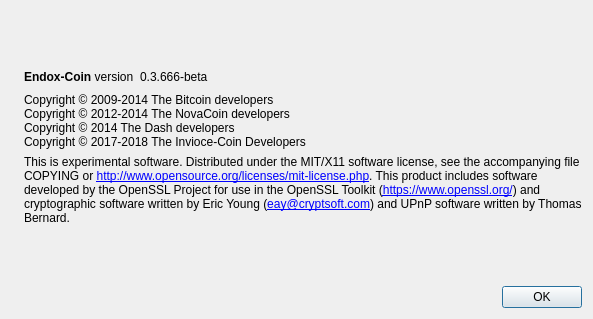
Old version of the form src/qt/forms/aboutdialog.ui in the repository SaltineChips/endox.
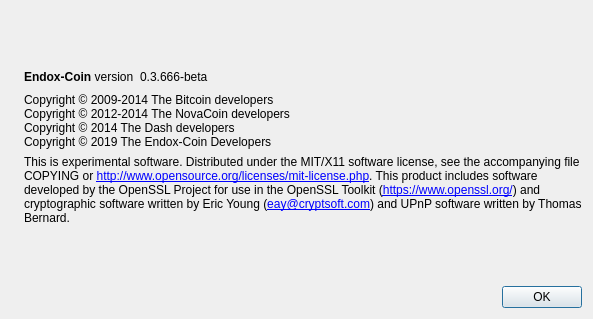
New version of the form. Icons and pictures are not drawn.

Commit message: Endox GUI update to new logo

```diff
--- a/src/qt/forms/aboutdialog.ui
+++ b/src/qt/forms/aboutdialog.ui
@@ -97,7 +97,7 @@
         <string>Copyright © 2009-2014 The Bitcoin developers
 Copyright © 2012-2014 The NovaCoin developers
 Copyright © 2014 The Dash developers
-Copyright © 2017-2018 The Invioce-Coin Developers</string>
+Copyright © 2019 The Endox-Coin Developers</string>
        </property>
        <property name="textInteractionFlags">
         <set>Qt::LinksAccessibleByMouse|Qt::TextSelectableByKeyboard|Qt::TextSelectableByMouse</set>
```
The commit also changes 193 other files.
